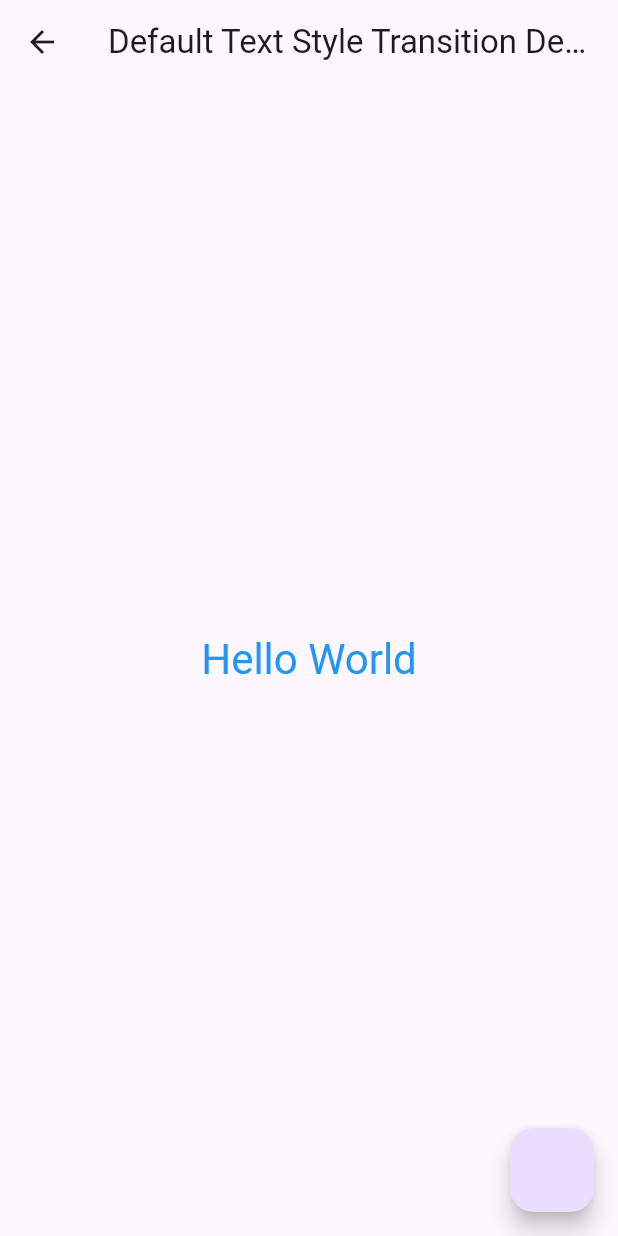
After one commit to NyeinChanAung203/Flutter_Animations, a Flutter app: the DefaultTextStyleTransitionDemo screen opened directly, on a phone screen of 412 x 824 dp. The commit adds this screen. Run offline on Flutter 3.47's test engine with Material 3 defaults, Android fonts, the phone set to English and light mode, and no system bars.

Commit message:
Default Text Style Transition

```diff
--- /dev/null
+++ b/lib/explicit_animation/default_textstyle_transition_demo.dart
@@ -0,0 +1,55 @@
+import 'package:flutter/material.dart';
+
+class DefaultTextStyleTransitionDemo extends StatefulWidget {
+  const DefaultTextStyleTransitionDemo({super.key});
+
+  @override
+  State<DefaultTextStyleTransitionDemo> createState() =>
+      _DefaultTextStyleTransitionDemoState();
+}
+
+class _DefaultTextStyleTransitionDemoState
+    extends State<DefaultTextStyleTransitionDemo>
+    with SingleTickerProviderStateMixin {
+  late AnimationController _controller;
+  late Animation<double> _animation;
+
+  final style1 = const TextStyle(fontSize: 28, color: Colors.blue);
+  final style2 = const TextStyle(fontSize: 38, color: Colors.red);
+  @override
+  void initState() {
+    super.initState();
+    _controller = AnimationController(
+        vsync: this, duration: const Duration(milliseconds: 400));
+    _animation = Tween<double>(begin: 0, end: 1).animate(_controller);
+  }
+
+  @override
+  void dispose() {
+    _controller.dispose();
+    super.dispose();
+  }
+
+  @override
+  Widget build(BuildContext context) {
+    return Scaffold(
+      appBar: AppBar(
+        title: const Text('Default Text Style Transition Demo'),
+      ),
+      body: Center(
+        child: DefaultTextStyleTransition(
+            style: _animation.drive(TextStyleTween(begin: style1, end: style2)),
+            child: const Text(
+              'Hello World',
+            )),
+      ),
+      floatingActionButton: FloatingActionButton(onPressed: () {
+        if (_controller.isCompleted) {
+          _controller.reverse();
+        } else {
+          _controller.forward();
+        }
+      }),
+    );
+  }
+}
```
Also changed, not shown: lib/explicit_animation/explicit_animation.dart (+9 -0 lines).
